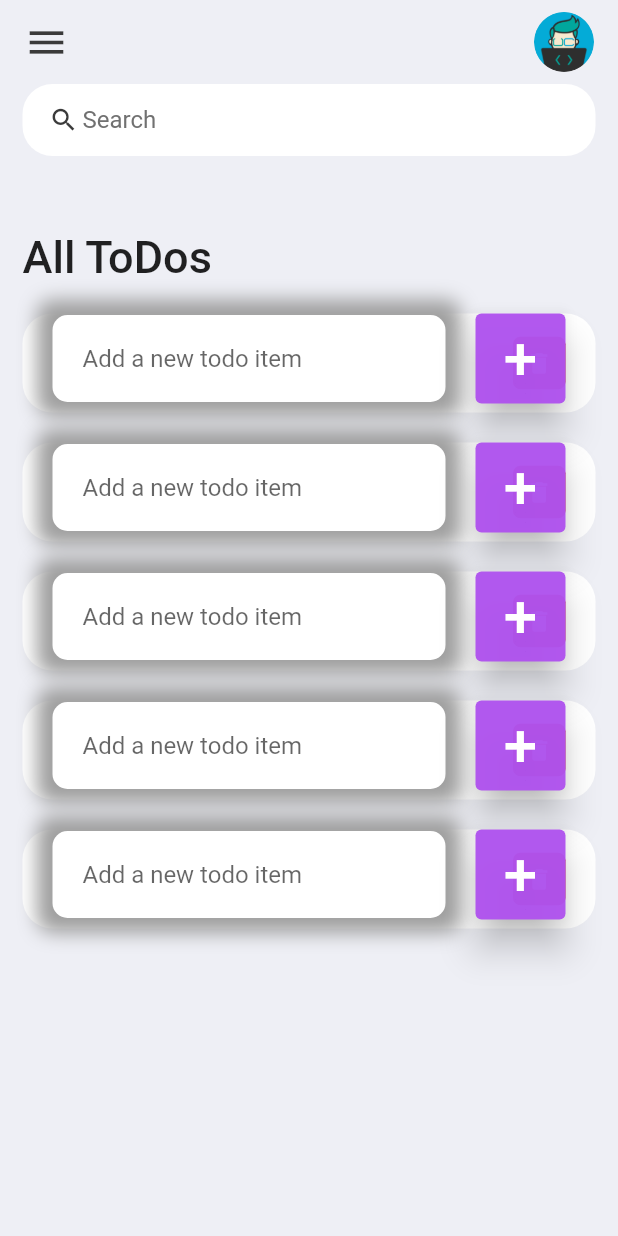
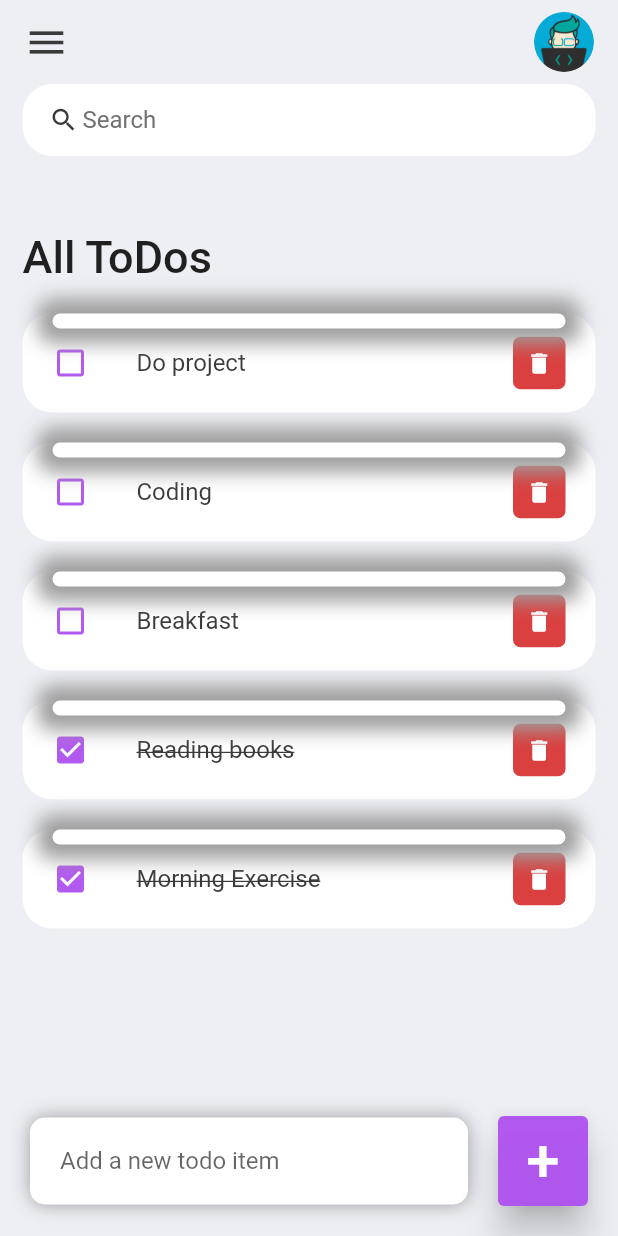
Before and after one commit to Suraj0327/flutter_to_do_app, a Flutter app: the screen it shows after launch, on a phone screen of 412 x 824 dp. Run offline on Flutter 3.47's test engine with Material 2 defaults, Android fonts, the phone set to English and light mode, and no system bars.

Commit message:
Second Commit

```diff
--- a/lib/model/todo.dart
+++ b/lib/model/todo.dart
@@ -1,20 +1,29 @@
-class ToDo{
-  String?id;
-  String?todoText;
+class ToDo {
+  String? id;
+  String? todoText;
   late bool isDone;
 
-ToDo({
-  required this.id,
-required this.todoText,
-this.isDone=false,
-});
-static List<ToDo>todoList(){
-  return[
-    ToDo(id: '01', todoText: 'Morning Exercise',isDone: true),
-    ToDo(id: '02', todoText: 'Reading books',isDone: true),
-    ToDo(id: '03', todoText: 'Breakfast',),
-    ToDo(id: '04', todoText: 'Coding',),
-    ToDo(id: '05', todoText: 'Do project',),
-
-  ];
-}}
+  ToDo({
+    required this.id,
+    required this.todoText,
+    this.isDone = false,
+  });
+  static List<ToDo> todo() {
+    return [
+      ToDo(id: '01', todoText: 'Morning Exercise', isDone: true),
+      ToDo(id: '02', todoText: 'Reading books', isDone: true),
+      ToDo(
+        id: '03',
+        todoText: 'Breakfast',
+      ),
+      ToDo(
+        id: '04',
+        todoText: 'Coding',
+      ),
+      ToDo(
+        id: '05',
+        todoText: 'Do project',
+      ),
+    ];
+  }
+}
--- a/lib/screens/home.dart
+++ b/lib/screens/home.dart
@@ -4,17 +4,32 @@ import 'package:second_flutter_app/constants/color.dart';
 
 import '../model/todo.dart';
 import '../widgets/todoitems.dart';
-class Home extends StatelessWidget {
+class Home extends StatefulWidget {
    Home({Key? key}) : super(key: key);
-final todosList=ToDo.todoList();
 
+  @override
+  State<Home> createState() => _HomeState();
+}
+
+class _HomeState extends State<Home> {
+final todosList=ToDo.todo();
+List<ToDo> _foundToDo=[];
+final _todoController= TextEditingController();
+@override
+void initState(){
+
+  _foundToDo=todosList;
+  super.initState();
+}
 
   @override
   Widget build(BuildContext context) {
     return Scaffold(
       backgroundColor: tdBGColor,
       appBar: _buildAppBar(),
-        body: Container(
+        body: Stack(
+          children: [
+            Container(
               padding: const EdgeInsets.symmetric(horizontal: 15),
               child: Column(children:[
                 searchBox(),
@@ -23,13 +38,94 @@ final todosList=ToDo.todoList();
                     children: [
                       Container(margin: const EdgeInsets.only(top:50,bottom:20,),
                       child: const Text('All ToDos',style: TextStyle(fontSize: 30,fontWeight: FontWeight.w500,),),),
-                  for(ToDo todo in todosList)
-                    ToDoitems(todo: todo,),
+                      for(ToDo todo in _foundToDo.reversed)
+                        ToDoitems(todo: todo,
+                        onToDoChanged: _handleToDoChange,
+                        onDeleteitem: _deleteToDoitem,
 
-                ],
+
+                        ), ],
                   ),
-            )
-  ],),),);}
+                ),
+
+  ],),),
+            Align(
+              alignment: Alignment.bottomCenter,
+              child:Row(children:[Expanded(
+    child:Container(
+                margin:EdgeInsets.only(bottom:20,right:20,left:20,),
+                padding: const EdgeInsets.symmetric(vertical: 5,horizontal: 20),
+                decoration: BoxDecoration(
+                  color: Colors.white,
+                  boxShadow: const[BoxShadow(
+                    color: Colors.grey,
+                    offset: Offset(0.0,0.0),
+                    blurRadius: 10.0,
+                    spreadRadius: 0.0,
+                  ),],
+                  borderRadius: BorderRadius.circular(10),),
+                  child:TextField(
+                    controller: _todoController,
+                    decoration: InputDecoration(
+                      hintText: 'Add a new todo item',
+                      border: InputBorder.none,
+                    ),
+                  ),
+                ),
+
+
+              ),
+                Container(
+                  margin: const EdgeInsets.only(
+                    bottom: 20,
+                    right: 20,
+                  ),
+                  child: ElevatedButton(
+                    child: Text('+',style: TextStyle(fontSize: 40,),),
+                    onPressed: (){
+                      _addToDoitem(_todoController.text);
+                    },
+                    style: ElevatedButton.styleFrom(
+                      backgroundColor: tdBlue,
+                      minimumSize: Size(60,60 ),
+                      elevation: 10,
+
+                    ),
+                  ),
+                ),
+
+
+              ],),), ],),
+        );}
+     void   _handleToDoChange(ToDo todo){
+  setState(() {
+    todo.isDone=! todo.isDone;
+  });
+        }
+        void _deleteToDoitem(String id){
+    setState(() {
+      todosList.removeWhere((items) =>items.id==id );
+    });
+        }
+        void _addToDoitem(String toDo){
+   setState(() {
+     todosList.add(ToDo(id:DateTime.now().millisecondsSinceEpoch.toString(),todoText: toDo));
+   });
+   _todoController.clear();
+        }
+        void _runFilter(String enteredkeyword){
+  List<ToDo> result=[];
+  if(enteredkeyword.isEmpty){
+    result=todosList;
+  }
+  else{
+    result=todosList.where((item)=>item.todoText!.toLowerCase().contains(enteredkeyword.toLowerCase())).toList();
+  }
+  setState(() {
+    _foundToDo=result;
+  });
+        }
+
       Widget searchBox(){
         return Container(
           padding: EdgeInsets.symmetric(horizontal:15),
@@ -37,7 +133,8 @@ final todosList=ToDo.todoList();
               color: Colors.white,
               borderRadius: BorderRadius.circular(20)
           ),
-          child: const TextField(
+          child:  TextField(
+            onChanged: ( value)=> _runFilter( value),
             decoration: InputDecoration(
               contentPadding: EdgeInsets.all(0),
               prefixIcon: Icon(Icons.search,color: tdBlack,size: 20),
@@ -51,6 +148,7 @@ final todosList=ToDo.todoList();
 
 
       }
+
   AppBar _buildAppBar(){
     return AppBar(
         backgroundColor: tdBGColor,
--- a/lib/widgets/todoitems.dart
+++ b/lib/widgets/todoitems.dart
@@ -3,18 +3,28 @@ import 'package:second_flutter_app/constants/color.dart';
 
 import '../model/todo.dart';
 class  ToDoitems extends StatelessWidget {
-  const ToDoitems({Key? key, required this.todo}) : super(key: key);
   final ToDo todo;
+  final onToDoChanged;
+  final onDeleteitem;
+  const ToDoitems({Key? key,required this.todo,required this.onDeleteitem,required this.onToDoChanged}) : super(key: key);
+
+
+
+
+
 
   @override
   Widget build(BuildContext context) {
     return Stack(
       children: [
+        Stack(
+          children: [
             Container(
               margin: EdgeInsets.only(bottom: 20),
               child: ListTile(
                 onTap: (){
-              print('clicked on ToDoitem.');
+                 // print('clicked on ToDoitem.');
+                  onToDoChanged(todo);
                 },
                 shape: RoundedRectangleBorder(borderRadius: BorderRadius.circular(20)),
                contentPadding: EdgeInsets.symmetric(horizontal: 20,vertical: 5),
@@ -35,10 +45,13 @@ class  ToDoitems extends StatelessWidget {
                  iconSize: 18,
                  icon: const Icon(Icons.delete),
                  onPressed: (){
-               print('clicked on delete button');
+                  // print('clicked on delete button');
+                 onDeleteitem(todo.id);
                  },
                ),
              ), ),
+            ),
+          ],
         ),
         Align(
           alignment: Alignment.bottomCenter,
@@ -54,33 +67,8 @@ class  ToDoitems extends StatelessWidget {
 
               ],
               borderRadius: BorderRadius.circular(10),
-            ),
-            child:TextField(
-              decoration:InputDecoration(
-                hintText: 'Add a new todo item',
-                border: InputBorder.none
-              ),
-            ),),
-            ),
-            Container(
-              margin: EdgeInsets.only(
-                bottom: 20,
-                right:20,
-              ),
-              child: ElevatedButton(
-                child: Text('+',style:TextStyle(fontSize: 40)),
-                onPressed: () {  },
-                style: ElevatedButton.styleFrom(
-                  primary: tdBlue,
-                  minimumSize: Size(60, 60),
-                  elevation: 10,
-                ),
+    ),),),],),),],);
 
-              ),
-            )
-          ]),
-        ),
-      ],
-    );
+
   }
 }
```
Lines whose indentation alone changed are shown as unchanged.
